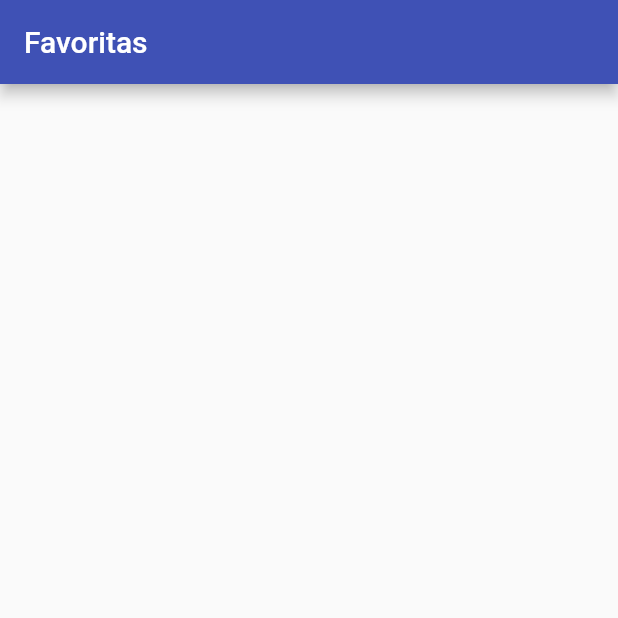
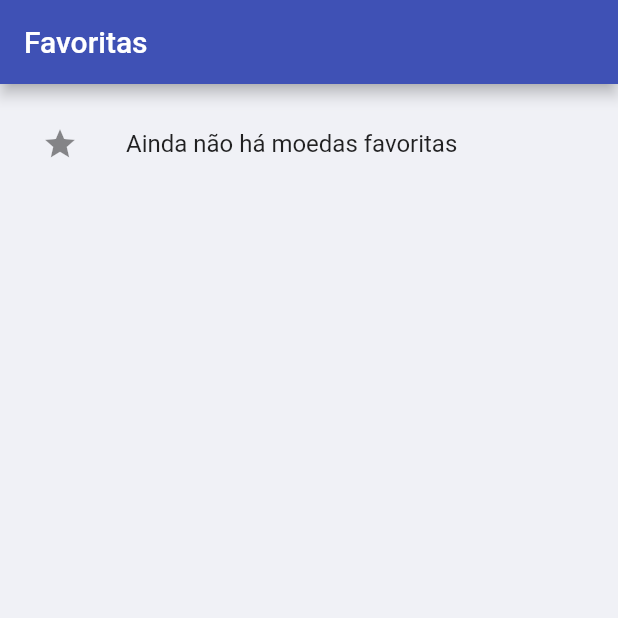
Before and after one commit to diegofranca92/bitbank_app, a Flutter app: the FavoritasPage screen opened directly, on a phone screen of 412 x 824 dp, the top half of it. Run offline on Flutter 3.47's test engine with Material 2 defaults, Android fonts, the phone set to English and light mode, and no system bars.

Commit message:
include moeda card and implement favorite coins action with Provider and Change Notifier

```diff
--- a/lib/favoritas_page.dart
+++ b/lib/favoritas_page.dart
@@ -1,4 +1,7 @@
+import 'package:bitbank_app/repositories/favoritas_repository.dart';
+import 'package:bitbank_app/widgets/moeda_card.dart';
 import 'package:flutter/material.dart';
+import 'package:provider/provider.dart';
 
 class FavoritasPage extends StatefulWidget {
   const FavoritasPage({super.key});
@@ -14,6 +17,25 @@ class _FavoritasPageState extends State<FavoritasPage> {
       appBar: AppBar(
         title: Text('Favoritas'),
       ),
+      body: Container(
+          color: Colors.indigo.withOpacity(0.05),
+          height: MediaQuery.of(context).size.height,
+          padding: const EdgeInsets.all(12),
+          child: Consumer<FavoritasRepository>(
+            builder: (context, favoritas, child) {
+              return favoritas.lista.isEmpty
+                  ? ListTile(
+                      leading: Icon(Icons.star),
+                      title: Text('Ainda não há moedas favoritas'),
+                    )
+                  : ListView.builder(
+                      itemCount: favoritas.lista.length,
+                      itemBuilder: (_, index) {
+                        return MoedaCard(moeda: favoritas.lista[index]);
+                      },
+                    );
+            },
+          )),
     );
   }
 }
--- /dev/null
+++ b/lib/repositories/favoritas_repository.dart
@@ -0,0 +1,22 @@
+import 'dart:collection';
+
+import 'package:bitbank_app/models/moeda.dart';
+import 'package:flutter/material.dart';
+
+class FavoritasRepository extends ChangeNotifier {
+  List<Moeda> _list = [];
+
+  UnmodifiableListView<Moeda> get lista => UnmodifiableListView(_list);
+
+  saveAll(List<Moeda> moedas) {
+    moedas.forEach((moeda) {
+      if (!_list.contains(moeda)) _list.add(moeda);
+    });
+    notifyListeners();
+  }
+
+  remove(Moeda moeda) {
+    _list.remove(moeda);
+    notifyListeners();
+  }
+}
--- a/pubspec.yaml
+++ b/pubspec.yaml
@@ -36,6 +36,7 @@ dependencies:
   # Use with the CupertinoIcons class for iOS style icons.
   cupertino_icons: ^1.0.2
   intl: ^0.18.1
+  provider: ^6.0.5
 
 dev_dependencies:
   flutter_test:
```
Also changed, not shown: lib/main.dart (+6 -2 lines), lib/moedas_page.dart (+31 -10 lines), lib/widgets/moeda_card.dart (added, +113 -0 lines), pubspec.lock.
